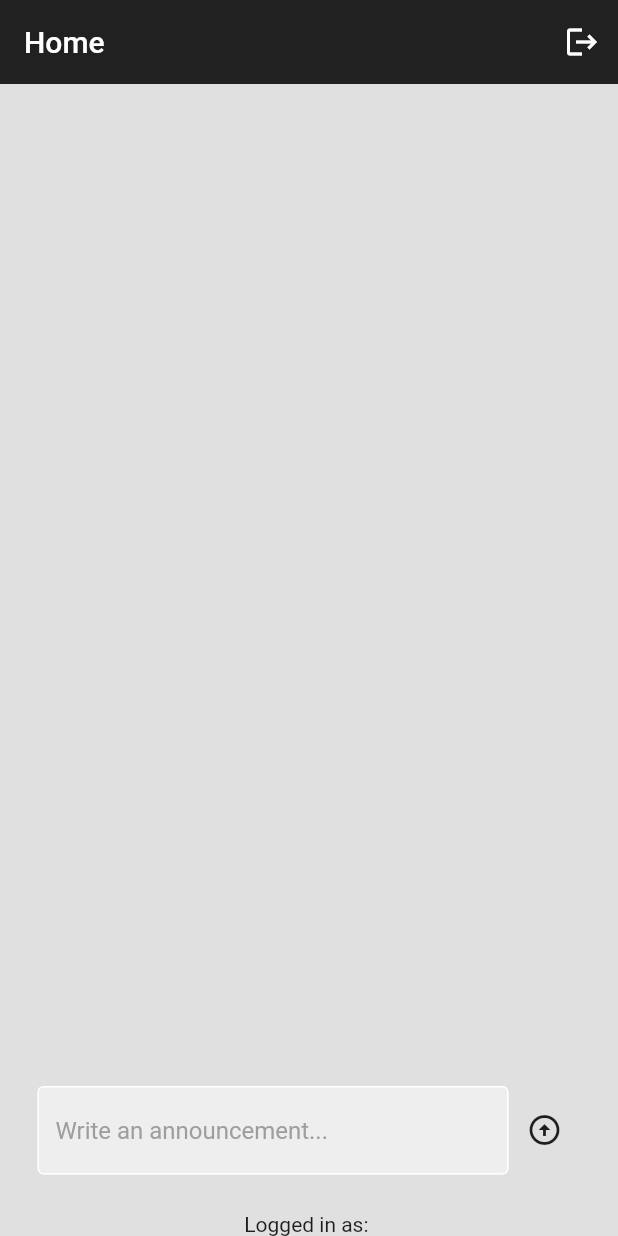
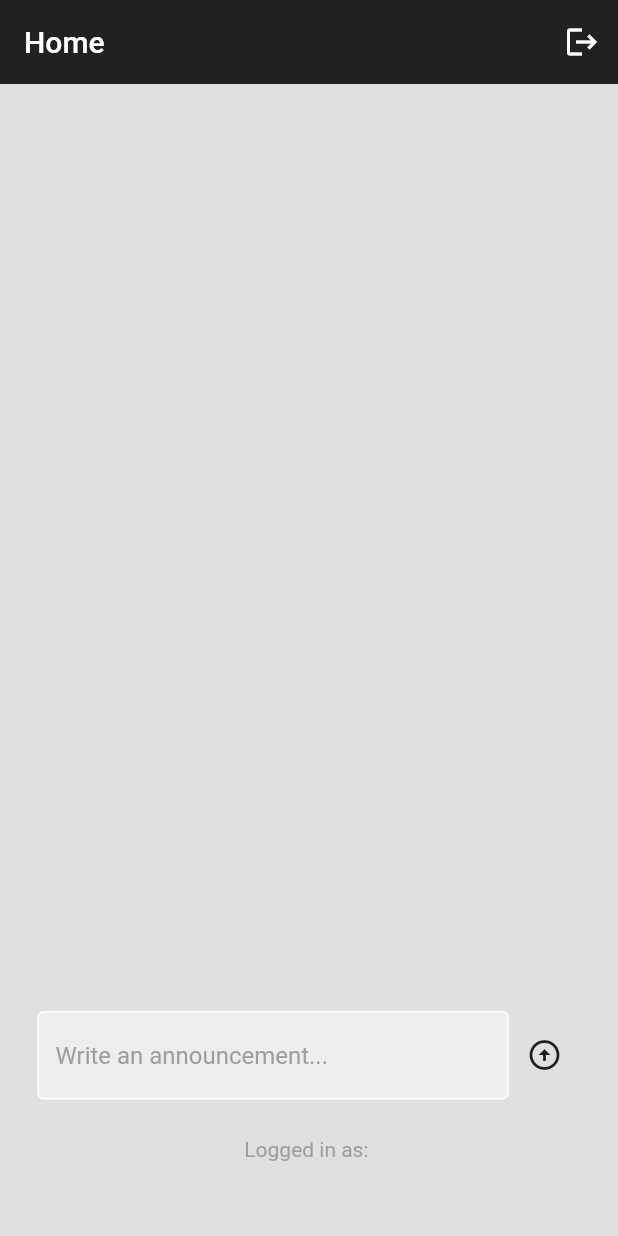
Before and after one commit to bidabite/prototype, a Flutter app: the screen it shows once a user with an empty profile is signed in, after a tap on the "arrow circle up" icon, on a phone screen of 412 x 824 dp. Run offline on Flutter 3.47's test engine with Material 2 defaults, Android fonts, the phone set to English and light mode, and no system bars; our stand-ins replace cloud_firestore, firebase_auth, firebase_core; accounts and stored records are empty.

Commit message:
chore: UI/UX improvement in home page

```diff
--- a/prototype/lib/pages/home_page.dart
+++ b/prototype/lib/pages/home_page.dart
@@ -38,6 +38,11 @@ class _HomePageState extends State<HomePage> {
         }
       );
     }
+
+    // clear the textfield
+    setState(() {
+      textController.clear();
+    });
   }
 
   @override
@@ -105,7 +110,12 @@ class _HomePageState extends State<HomePage> {
             ),
 
             // logged in as
-            Text("Logged in as: ${currentUser.email!}")
+            Text(
+              "Logged in as: ${currentUser.email!}",
+              style: TextStyle(color: Colors.grey),
+            ),
+
+            const SizedBox(height: 50)
           ],
         ),
       ),
```
Also changed, not shown: prototype/lib/components/announcement.dart (+36 -7 lines).
